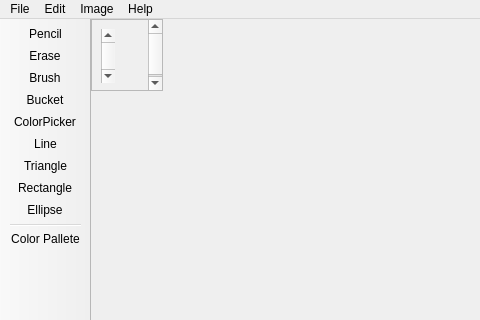
This is SimplePaint/forms/mainwindow.ui in MATF-RS20/RS011-simple-paint as Qt 5 draws it before an edit; both pictures show x 0 to 480 and y 0 to 320 of the 1300 by 521 pixel window. The edited form follows.
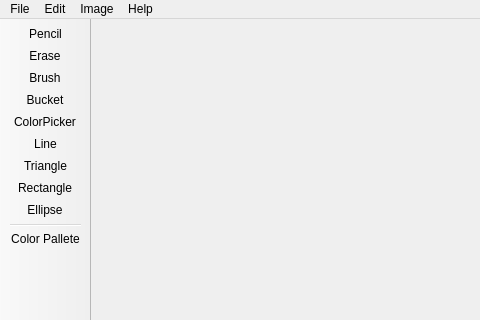
This is the edited form. Icons and pictures are not drawn.

```diff
--- a/SimplePaint/forms/mainwindow.ui
+++ b/SimplePaint/forms/mainwindow.ui
@@ -29,47 +29,6 @@
    <property name="layoutDirection">
     <enum>Qt::LeftToRight</enum>
    </property>
-   <widget class="QWidget" name="verticalLayoutWidget">
-    <property name="geometry">
-     <rect>
-      <x>0</x>
-      <y>0</y>
-      <width>72</width>
-      <height>72</height>
-     </rect>
-    </property>
-    <layout class="QVBoxLayout" name="verticalLayout">
-     <item>
-      <widget class="QScrollArea" name="scrollArea">
-       <property name="widgetResizable">
-        <bool>true</bool>
-       </property>
-       <widget class="QWidget" name="scrollAreaWidgetContents">
-        <property name="geometry">
-         <rect>
-          <x>0</x>
-          <y>0</y>
-          <width>54</width>
-          <height>72</height>
-         </rect>
-        </property>
-        <layout class="QVBoxLayout" name="verticalLayout_2">
-         <item>
-          <widget class="QScrollBar" name="verticalScrollBar">
-           <property name="mouseTracking">
-            <bool>true</bool>
-           </property>
-           <property name="orientation">
-            <enum>Qt::Vertical</enum>
-           </property>
-          </widget>
-         </item>
-        </layout>
-       </widget>
-      </widget>
-     </item>
-    </layout>
-   </widget>
   </widget>
   <widget class="QMenuBar" name="menubar">
    <property name="geometry">
```
